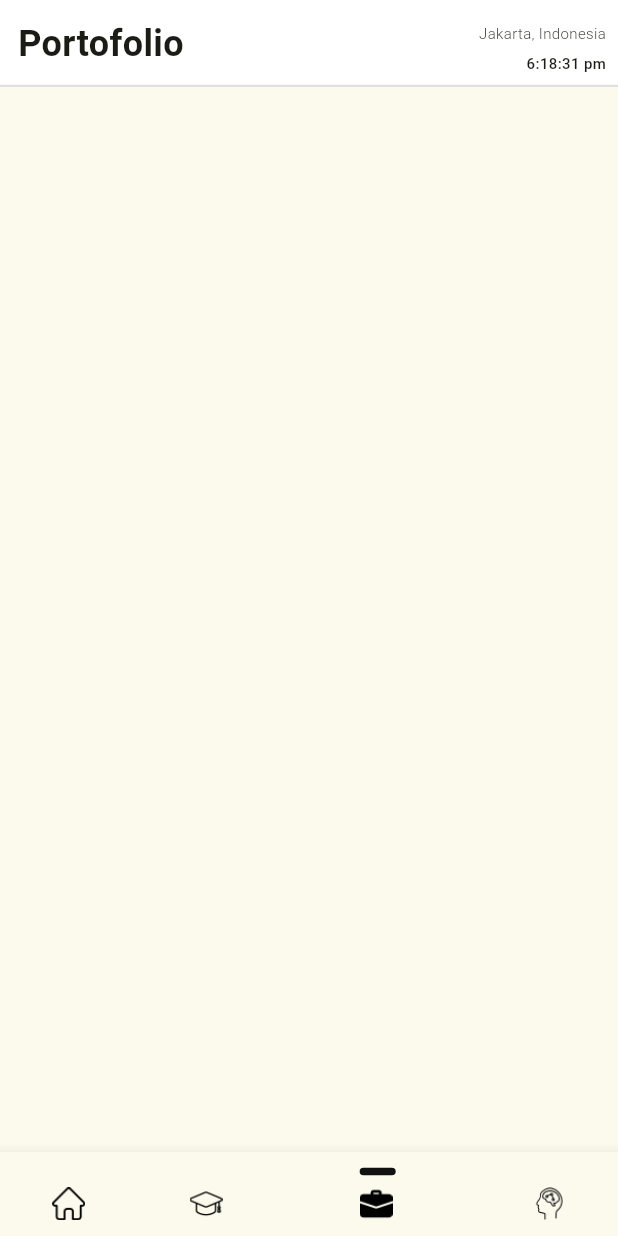
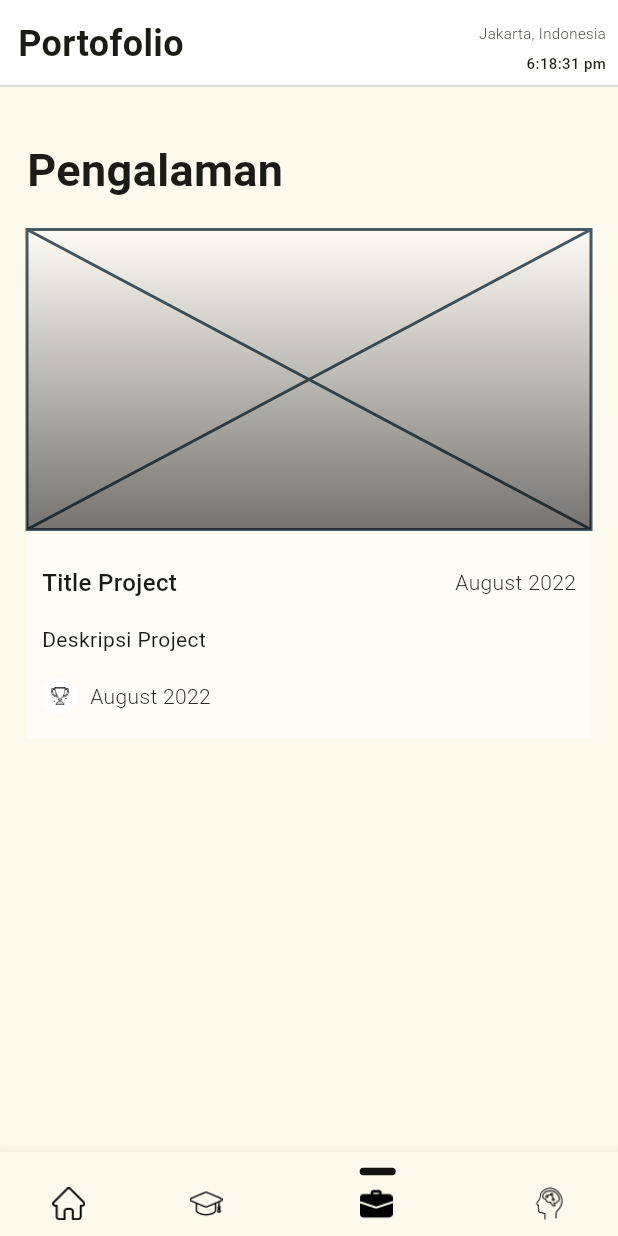
Before and after one commit to andiilhamsyahidris/portfolio, a Flutter app: the screen it shows after launch, item 3 of the bottom bar chosen, on a phone screen of 412 x 824 dp. Run offline on Flutter 3.47's test engine with Material 3 defaults, Android fonts, the phone set to English and light mode, and no system bars; our stand-ins replace easy_localization, get_it, shared_preferences, stacked, stacked_services; missing offline and left inert: flutter_email_sender.

```diff
--- a/lib/presentation/features/main/pages/educations/education_page.dart
+++ b/lib/presentation/features/main/pages/educations/education_page.dart
@@ -1,7 +1,10 @@
 import 'package:easy_localization/easy_localization.dart';
 import 'package:flutter/material.dart';
 import 'package:portfolio/app/extension.dart';
+import 'package:portfolio/presentation/resources/asset_res.dart';
+import 'package:portfolio/presentation/resources/color_res.dart';
 import 'package:portfolio/presentation/resources/string_res.dart';
+import 'package:portfolio/presentation/widgets/app_card.dart';
 import 'package:portfolio/presentation/widgets/app_text.dart';
 
 class EducationPage extends StatefulWidget {
@@ -26,6 +29,32 @@ class _EducationPageState extends State<EducationPage> {
               children: [
                 AppText.semiBold(
                   StringResMain.educationTitle.tr(),
+                  fontSize: 30,
+                ),
+                18.height,
+                AppCard(
+                  imageAsset: "",
+                  title: "Title Project",
+                  date: "August 2022",
+                  desc: "Deskripsi Project",
+                  children: Row(
+                    mainAxisSize: MainAxisSize.min,
+                    children: [
+                      CircleAvatar(
+                        radius: 12,
+                        backgroundColor: ColorRes.secondary,
+                        child: Image.asset(
+                          AppPngAssets.trophy,
+                          width: 12,
+                        ),
+                      ),
+                      8.width,
+                      AppText.light(
+                        "August 2022",
+                        color: ColorRes.textColorDark,
+                      ),
+                    ],
+                  ).marginOnly(bottom: 16.0, left: 10.0, right: 10.0),
                 ),
               ],
             ),
--- a/lib/presentation/features/main/pages/experiences/experience_page.dart
+++ b/lib/presentation/features/main/pages/experiences/experience_page.dart
@@ -1,4 +1,11 @@
+import 'package:easy_localization/easy_localization.dart';
 import 'package:flutter/material.dart';
+import 'package:portfolio/app/extension.dart';
+import 'package:portfolio/presentation/resources/asset_res.dart';
+import 'package:portfolio/presentation/resources/color_res.dart';
+import 'package:portfolio/presentation/resources/string_res.dart';
+import 'package:portfolio/presentation/widgets/app_card.dart';
+import 'package:portfolio/presentation/widgets/app_text.dart';
 
 class ExperiencePage extends StatefulWidget {
   const ExperiencePage({super.key});
@@ -10,6 +17,50 @@ class ExperiencePage extends StatefulWidget {
 class _ExperiencePageState extends State<ExperiencePage> {
   @override
   Widget build(BuildContext context) {
-    return Container();
+    return SingleChildScrollView(
+      child: Column(
+        mainAxisSize: MainAxisSize.min,
+        crossAxisAlignment: CrossAxisAlignment.start,
+        children: [
+          SizedBox(
+            child: Column(
+              mainAxisSize: MainAxisSize.min,
+              crossAxisAlignment: CrossAxisAlignment.start,
+              children: [
+                AppText.semiBold(
+                  StringResMain.experienceTitle.tr(),
+                  fontSize: 30,
+                ),
+                18.height,
+                AppCard(
+                  imageAsset: "",
+                  title: "Title Project",
+                  date: "August 2022",
+                  desc: "Deskripsi Project",
+                  children: Row(
+                    mainAxisSize: MainAxisSize.min,
+                    children: [
+                      CircleAvatar(
+                        radius: 12,
+                        backgroundColor: ColorRes.secondary,
+                        child: Image.asset(
+                          AppPngAssets.trophy,
+                          width: 12,
+                        ),
+                      ),
+                      8.width,
+                      AppText.light(
+                        "August 2022",
+                        color: ColorRes.textColorDark,
+                      ),
+                    ],
+                  ).marginOnly(bottom: 16.0, left: 10.0, right: 10.0),
+                ),
+              ],
+            ),
+          ).marginSymmetric(vertical: 34, horizontal: 18),
+        ],
+      ),
+    );
   }
 }
--- a/lib/presentation/resources/asset_res.dart
+++ b/lib/presentation/resources/asset_res.dart
@@ -20,6 +20,7 @@ class AppPngAssets {
   static const String idID = "$pngPath/indonesia.png";
   static const String enUS = "$pngPath/united-states.png";
   static const String photo = "$pngPath/photo.png";
+  static const String trophy = "$pngPath/trophy.png";
 }
 
 class AppPngAssetsUnselected {
--- /dev/null
+++ b/lib/presentation/widgets/app_card.dart
@@ -0,0 +1,66 @@
+import 'package:flutter/material.dart';
+import 'package:portfolio/app/extension.dart';
+import 'package:portfolio/presentation/resources/color_res.dart';
+import 'package:portfolio/presentation/widgets/app_text.dart';
+
+class AppCard extends StatelessWidget {
+  final String imageAsset;
+  final String title;
+  final String? date;
+  final String desc;
+  final Widget? children;
+
+  const AppCard({
+    super.key,
+    required this.imageAsset,
+    required this.title,
+    required this.desc,
+    this.date,
+    this.children,
+  });
+
+  @override
+  Widget build(BuildContext context) {
+    return Container(
+      color: ColorRes.primary,
+      child: Column(
+        mainAxisSize: MainAxisSize.min,
+        crossAxisAlignment: CrossAxisAlignment.start,
+        children: [
+          Stack(
+            children: [
+              const Placeholder(
+                fallbackHeight: 200,
+              ),
+              Container(
+                height: 200,
+                decoration: const BoxDecoration(
+                  gradient: LinearGradient(
+                      colors: [Colors.black54, Colors.transparent],
+                      begin: Alignment.bottomCenter,
+                      end: Alignment.topCenter),
+                ),
+              ).borderRadiusVertical(top: 30),
+            ],
+          ),
+          24.height,
+          Row(
+            mainAxisAlignment: MainAxisAlignment.spaceBetween,
+            children: [
+              AppText.medium(
+                title,
+                fontSize: 16,
+              ),
+              AppText.light(
+                date ?? "",
+                color: ColorRes.textColorDark,
+              ),
+            ],
+          ).marginOnly(bottom: 16.0, left: 10.0, right: 10.0),
+          AppText(desc).marginOnly(bottom: 16.0, left: 10.0, right: 10.0),
+          children ?? Container(),
+        ],
+      ),
+    ).borderRadiusAll(30);
+  }
+}
```
Also changed, not shown: assets/images/png/logo-unhas.png (added), assets/images/png/trophy.png (added).
